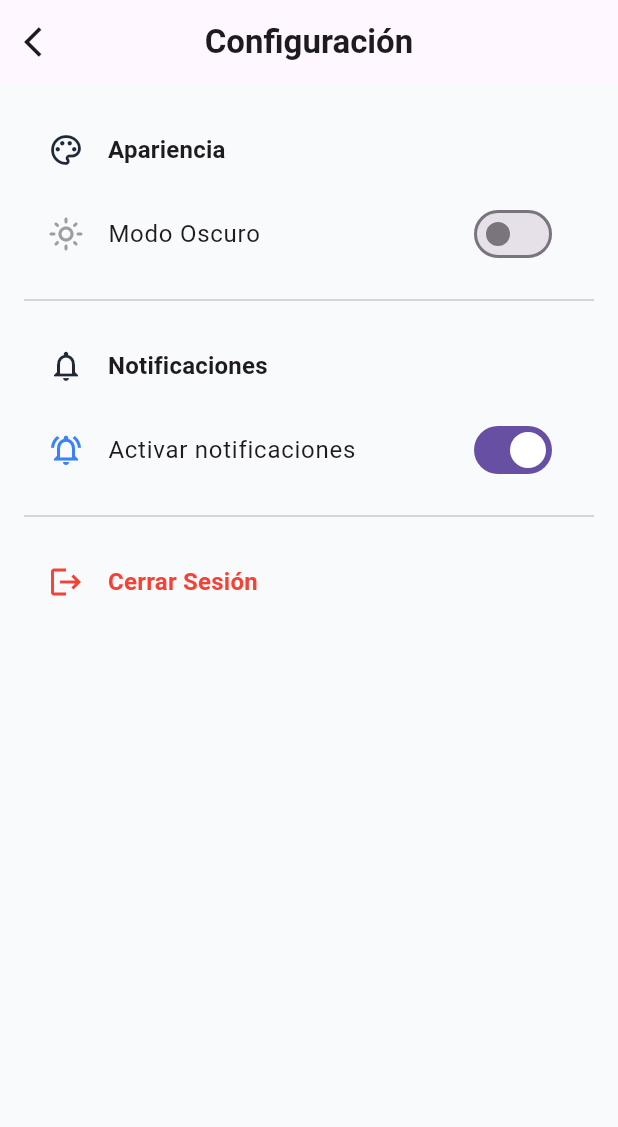
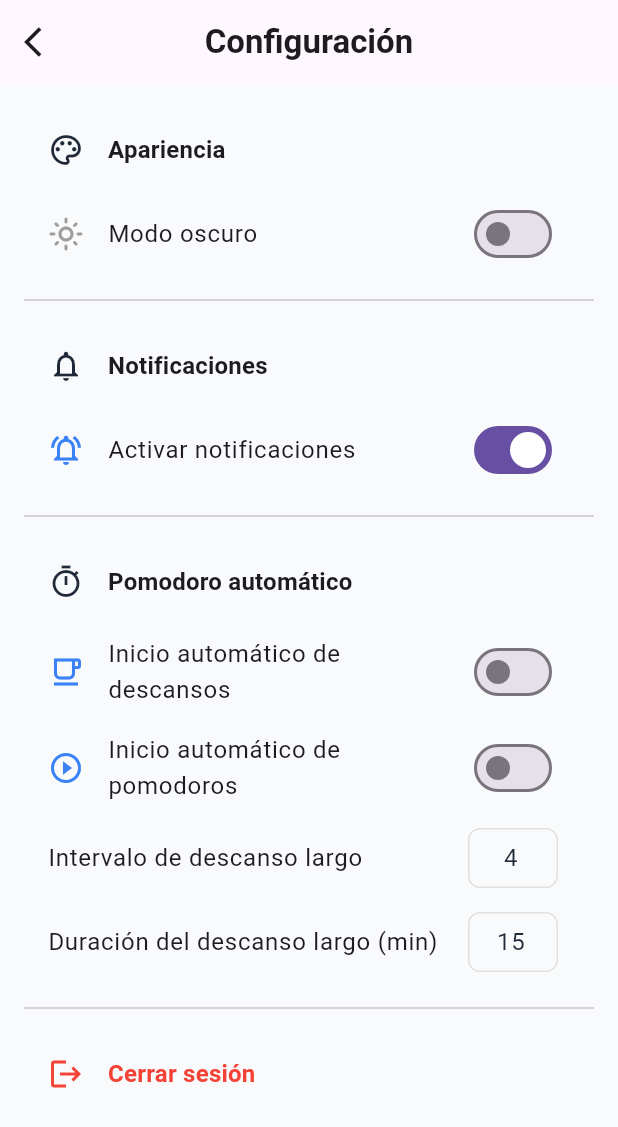
Before and after one commit to LautaroVegaa/Pomodo-app, a Flutter app: the SettingsScreen screen opened directly, on a phone screen of 412 x 824 dp. Shown: the top 1127 px of the screen. Run offline on Flutter 3.47's test engine with Material 3 defaults, Android fonts, the phone set to English and light mode, and no system bars; our stand-ins replace audioplayers, flutter_local_notifications, shared_preferences, supabase_flutter; accounts and stored records are empty.

Commit message:
feat(settings): add functional Pomodoro automation and notification settings - Connected SettingsScreen with TimerProvider to control real user preferences. - Added toggles for auto start breaks and auto start pomodoros. - Added editable field for long break interval. - Linked notification toggle to TimerProvider (persistent state). - Updated TimerProvider to ensure correct behavior when auto-start is disabled. - Kept design and structure unchanged for compatibility.

```diff
--- a/lib/screens/settings_screen.dart
+++ b/lib/screens/settings_screen.dart
@@ -1,17 +1,16 @@
 import 'package:flutter/material.dart';
 import 'package:provider/provider.dart';
-import 'package:supabase_flutter/supabase_flutter.dart'; // Importar Supabase
+import 'package:supabase_flutter/supabase_flutter.dart';
 import '../providers/theme_provider.dart';
+import '../providers/timer_provider.dart';
 
 class SettingsScreen extends StatelessWidget {
   const SettingsScreen({super.key});
 
-  // [NUEVA FUNCIÓN] Lógica de cerrar sesión
+  // --- Cerrar sesión ---
   Future<void> _signOut(BuildContext context) async {
     try {
       await Supabase.instance.client.auth.signOut();
-      // Nota: No necesitamos navegar manualmente, ya que el StreamBuilder en main.dart
-      // detectará el cambio de estado de Auth y redirigirá a LoginScreen.
       ScaffoldMessenger.of(context).showSnackBar(
         const SnackBar(content: Text('Sesión cerrada correctamente.')),
       );
@@ -25,7 +24,18 @@ class SettingsScreen extends StatelessWidget {
   @override
   Widget build(BuildContext context) {
     final themeProvider = Provider.of<ThemeProvider>(context);
+    final timerProvider = Provider.of<TimerProvider>(context);
+
     bool isDarkMode = themeProvider.themeMode == ThemeMode.dark;
+
+    // Controladores para los campos numéricos
+    final TextEditingController intervalController = TextEditingController(
+      text: timerProvider.longBreakInterval.toString(),
+    );
+
+    final TextEditingController longBreakController = TextEditingController(
+      text: timerProvider.longBreakDurationMinutes.toString(),
+    );
 
     return Scaffold(
       appBar: AppBar(
@@ -42,41 +52,49 @@ class SettingsScreen extends StatelessWidget {
       body: ListView(
         padding: const EdgeInsets.all(16.0),
         children: [
-          // Sección de Apariencia
+          // --- Apariencia ---
           ListTile(
-            leading: Icon(Icons.palette_outlined, color: Theme.of(context).textTheme.bodyLarge?.color),
+            leading: Icon(Icons.palette_outlined,
+                color: Theme.of(context).textTheme.bodyLarge?.color),
             title: Text(
               "Apariencia",
-              style: Theme.of(context).textTheme.titleMedium?.copyWith(fontWeight: FontWeight.bold),
+              style: Theme.of(context)
+                  .textTheme
+                  .titleMedium
+                  ?.copyWith(fontWeight: FontWeight.bold),
             ),
           ),
           SwitchListTile(
-            title: const Text("Modo Oscuro"),
+            title: const Text("Modo oscuro"),
             value: isDarkMode,
-            onChanged: (value) {
-              themeProvider.toggleTheme(value);
-            },
+            onChanged: (value) => themeProvider.toggleTheme(value),
             secondary: Icon(
-              isDarkMode ? Icons.dark_mode_outlined : Icons.light_mode_outlined,
-              color: isDarkMode ? Theme.of(context).primaryColor : Colors.grey,
+              isDarkMode
+                  ? Icons.dark_mode_outlined
+                  : Icons.light_mode_outlined,
+              color: isDarkMode
+                  ? Theme.of(context).primaryColor
+                  : Colors.grey,
             ),
           ),
           const Divider(height: 32),
 
-          // Sección de Notificaciones
+          // --- Notificaciones ---
           ListTile(
-            leading: Icon(Icons.notifications_none_outlined, color: Theme.of(context).textTheme.bodyLarge?.color),
+            leading: Icon(Icons.notifications_none_outlined,
+                color: Theme.of(context).textTheme.bodyLarge?.color),
             title: Text(
               "Notificaciones",
-              style: Theme.of(context).textTheme.titleMedium?.copyWith(fontWeight: FontWeight.bold),
+              style: Theme.of(context)
+                  .textTheme
+                  .titleMedium
+                  ?.copyWith(fontWeight: FontWeight.bold),
             ),
           ),
           SwitchListTile(
             title: const Text("Activar notificaciones"),
-            value: true, // Placeholder, aquí iría el estado real
-            onChanged: (value) {
-              // Lógica para activar/desactivar notificaciones
-            },
+            value: timerProvider.notificationsEnabled,
+            onChanged: (value) => timerProvider.setNotificationsEnabled(value),
             secondary: Icon(
               Icons.notifications_active_outlined,
               color: Theme.of(context).primaryColor,
@@ -84,14 +102,102 @@ class SettingsScreen extends StatelessWidget {
           ),
           const Divider(height: 32),
 
-          // [NUEVO] Opción de Cerrar Sesión
+          // --- Pomodoro Automático ---
+          ListTile(
+            leading: Icon(Icons.timer_outlined,
+                color: Theme.of(context).textTheme.bodyLarge?.color),
+            title: Text(
+              "Pomodoro automático",
+              style: Theme.of(context)
+                  .textTheme
+                  .titleMedium
+                  ?.copyWith(fontWeight: FontWeight.bold),
+            ),
+          ),
+
+          // ✅ Traducido: Auto Start Breaks → Inicio automático de descansos
+          SwitchListTile(
+            title: const Text("Inicio automático de descansos"),
+            value: timerProvider.autoStartBreaks,
+            onChanged: (value) => timerProvider.setAutoStartBreaks(value),
+            secondary: Icon(
+              Icons.free_breakfast_outlined,
+              color: Theme.of(context).primaryColor,
+            ),
+          ),
+
+          // ✅ Traducido: Auto Start Pomodoros → Inicio automático de pomodoros
+          SwitchListTile(
+            title: const Text("Inicio automático de pomodoros"),
+            value: timerProvider.autoStartPomodoros,
+            onChanged: (value) => timerProvider.setAutoStartPomodoros(value),
+            secondary: Icon(
+              Icons.play_circle_outline,
+              color: Theme.of(context).primaryColor,
+            ),
+          ),
+
+          // ✅ Traducido: Long Break Interval → Intervalo de descanso largo
+          ListTile(
+            title: const Text("Intervalo de descanso largo"),
+            trailing: SizedBox(
+              width: 60,
+              child: TextField(
+                controller: intervalController,
+                keyboardType: TextInputType.number,
+                textAlign: TextAlign.center,
+                decoration: const InputDecoration(
+                  isDense: true,
+                  contentPadding: EdgeInsets.symmetric(vertical: 8),
+                  border: OutlineInputBorder(),
+                ),
+                onSubmitted: (value) {
+                  final int? parsed = int.tryParse(value);
+                  if (parsed != null) {
+                    timerProvider.setLongBreakInterval(parsed);
+                  }
+                },
+              ),
+            ),
+          ),
+
+          // --- Duración del descanso largo ---
+          ListTile(
+            title: const Text("Duración del descanso largo (min)"),
+            trailing: SizedBox(
+              width: 60,
+              child: TextField(
+                controller: longBreakController,
+                keyboardType: TextInputType.number,
+                textAlign: TextAlign.center,
+                decoration: const InputDecoration(
+                  isDense: true,
+                  contentPadding: EdgeInsets.symmetric(vertical: 8),
+                  border: OutlineInputBorder(),
+                ),
+                onSubmitted: (value) {
+                  final int? parsed = int.tryParse(value);
+                  if (parsed != null) {
+                    timerProvider.setLongBreakDuration(parsed);
+                  }
+                },
+              ),
+            ),
+          ),
+
+          const Divider(height: 32),
+
+          // --- Cerrar sesión ---
           ListTile(
             leading: const Icon(Icons.logout, color: Colors.red),
             title: Text(
-              "Cerrar Sesión",
-              style: Theme.of(context).textTheme.titleMedium?.copyWith(fontWeight: FontWeight.bold, color: Colors.red),
+              "Cerrar sesión",
+              style: Theme.of(context).textTheme.titleMedium?.copyWith(
+                    fontWeight: FontWeight.bold,
+                    color: Colors.red,
+                  ),
             ),
-            onTap: () => _signOut(context), // Llamar a la función de cerrar sesión
+            onTap: () => _signOut(context),
           ),
         ],
       ),
```
Also changed, not shown: lib/providers/timer_provider.dart (+105 -52 lines).
